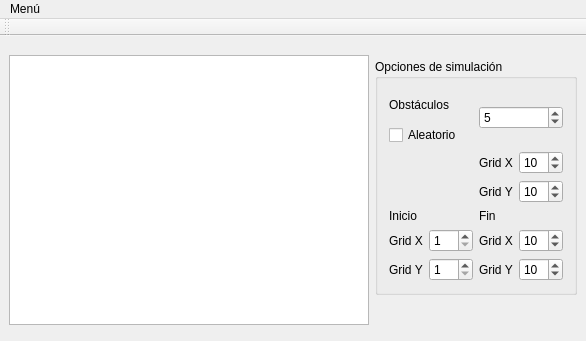
Qt form mainwindow.ui (Faaa97/CocheAutonomo) before a commit.
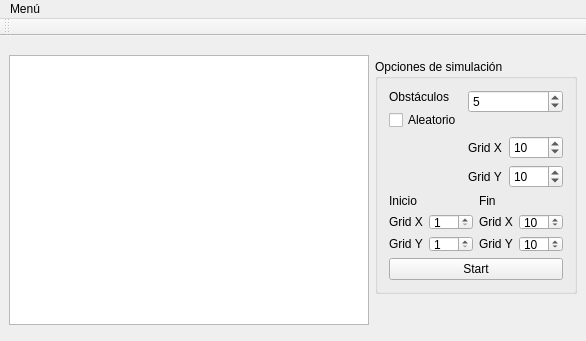
The same form after that commit.

```diff
--- a/mainwindow.ui
+++ b/mainwindow.ui
@@ -57,7 +57,7 @@
       <x>375</x>
       <y>23</y>
       <width>202</width>
-      <height>236</height>
+      <height>235</height>
      </rect>
     </property>
     <property name="sizePolicy">
@@ -75,8 +75,45 @@
     <property name="title">
      <string>Opciones de simulación</string>
     </property>
-    <layout class="QGridLayout" name="gridLayout">
-     <item row="2" column="1">
+    <layout class="QFormLayout" name="formLayout">
+     <item row="0" column="0">
+      <layout class="QVBoxLayout" name="verticalLayout">
+       <item>
+        <widget class="QLabel" name="label_2">
+         <property name="sizePolicy">
+          <sizepolicy hsizetype="Expanding" vsizetype="Expanding">
+           <horstretch>0</horstretch>
+           <verstretch>0</verstretch>
+          </sizepolicy>
+         </property>
+         <property name="text">
+          <string>Obstáculos</string>
+         </property>
+        </widget>
+       </item>
+       <item>
+        <widget class="QCheckBox" name="ObstaculosAleatorios">
+         <property name="text">
+          <string>Aleatorio</string>
+         </property>
+        </widget>
+       </item>
+      </layout>
+     </item>
+     <item row="0" column="1">
+      <widget class="QSpinBox" name="PorcentajeObstaculos">
+       <property name="minimum">
+        <number>0</number>
+       </property>
+       <property name="maximum">
+        <number>99</number>
+       </property>
+       <property name="value">
+        <number>5</number>
+       </property>
+      </widget>
+     </item>
+     <item row="1" column="1">
       <layout class="QHBoxLayout" name="horizontalLayout">
        <item>
         <widget class="QLabel" name="label_4">
@@ -100,7 +137,31 @@
        </item>
       </layout>
      </item>
-     <item row="4" column="0" colspan="2">
+     <item row="2" column="1">
+      <layout class="QHBoxLayout" name="horizontalLayout_2">
+       <item>
+        <widget class="QLabel" name="label_5">
+         <property name="text">
+          <string>Grid Y</string>
+         </property>
+        </widget>
+       </item>
+       <item>
+        <widget class="QSpinBox" name="ValueY">
+         <property name="minimum">
+          <number>5</number>
+         </property>
+         <property name="maximum">
+          <number>9999</number>
+         </property>
+         <property name="value">
+          <number>10</number>
+         </property>
+        </widget>
+       </item>
+      </layout>
+     </item>
+     <item row="3" column="0" colspan="2">
       <layout class="QHBoxLayout" name="horizontalLayout_9">
        <item>
         <layout class="QVBoxLayout" name="verticalLayout_2">
@@ -216,64 +277,10 @@
        </item>
       </layout>
      </item>
-     <item row="0" column="0">
-      <layout class="QVBoxLayout" name="verticalLayout">
-       <item>
-        <widget class="QLabel" name="label_2">
-         <property name="sizePolicy">
-          <sizepolicy hsizetype="Expanding" vsizetype="Expanding">
-           <horstretch>0</horstretch>
-           <verstretch>0</verstretch>
-          </sizepolicy>
-         </property>
-         <property name="text">
-          <string>Obstáculos</string>
-         </property>
-        </widget>
-       </item>
-       <item>
-        <widget class="QCheckBox" name="ObstaculosAleatorios">
-         <property name="text">
-          <string>Aleatorio</string>
-         </property>
-        </widget>
-       </item>
-      </layout>
-     </item>
-     <item row="3" column="1">
-      <layout class="QHBoxLayout" name="horizontalLayout_2">
-       <item>
-        <widget class="QLabel" name="label_5">
-         <property name="text">
-          <string>Grid Y</string>
-         </property>
-        </widget>
-       </item>
-       <item>
-        <widget class="QSpinBox" name="ValueY">
-         <property name="minimum">
-          <number>5</number>
-         </property>
-         <property name="maximum">
-          <number>9999</number>
-         </property>
-         <property name="value">
-          <number>10</number>
-         </property>
-        </widget>
-       </item>
-      </layout>
-     </item>
-     <item row="0" column="1">
-      <widget class="QSpinBox" name="PorcentajeObstaculos">
-       <property name="minimum">
-        <number>0</number>
-       </property>
-       <property name="maximum">
-        <number>99</number>
-       </property>
-       <property name="value">
-        <number>5</number>
+     <item row="4" column="0" colspan="2">
+      <widget class="QPushButton" name="pushButton">
+       <property name="text">
+        <string>Start</string>
        </property>
       </widget>
      </item>
```
Left out of the diff: 3 changed lines with no effect on the pictures.
